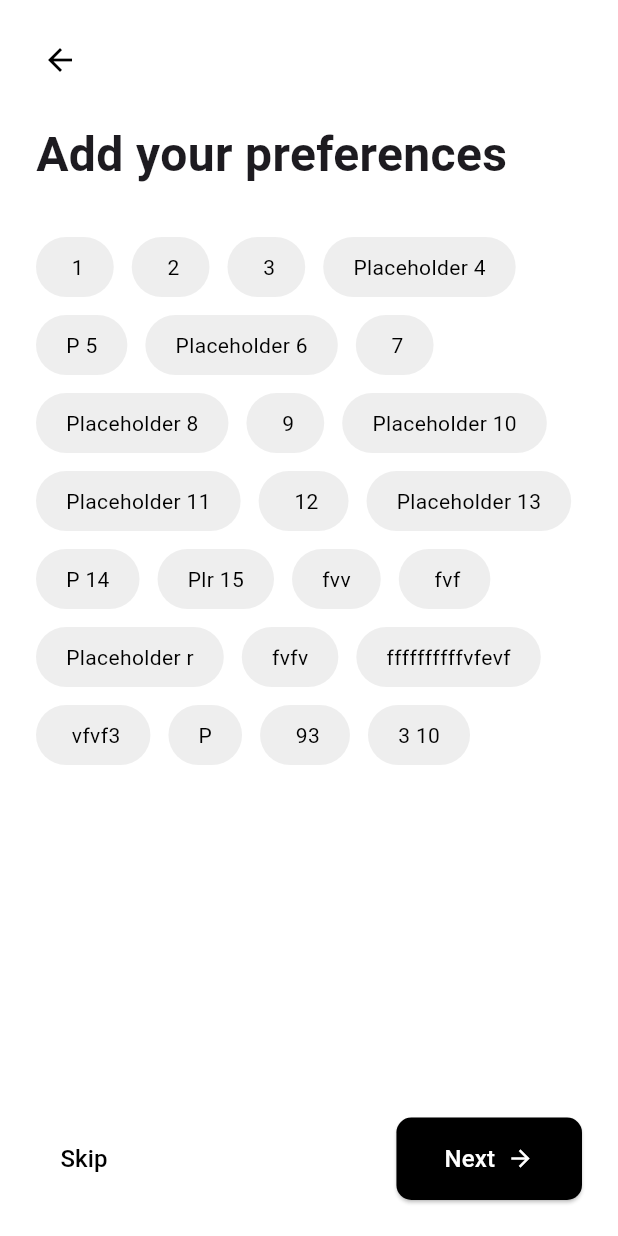
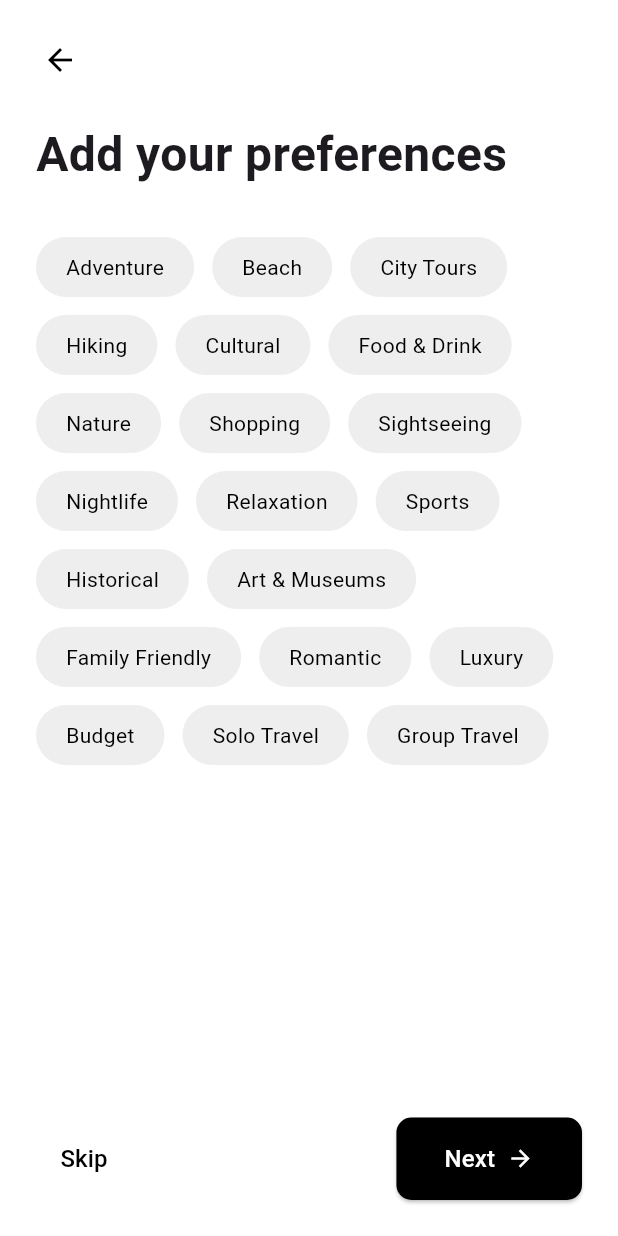
Before and after one commit to Odyssey-Pvt-Ltd/Odyssey, a Flutter app: the PreferencesScreen screen opened directly, on a phone screen of 412 x 824 dp. Run offline on Flutter 3.47's test engine with Material 3 defaults, Android fonts, the phone set to English and light mode, and no system bars; our stand-ins replace shared_preferences; accounts and stored records are empty.

Commit message:
final updates

```diff
--- a/frontend/lib/screens/preferences_screen.dart
+++ b/frontend/lib/screens/preferences_screen.dart
@@ -10,30 +10,26 @@ class PreferencesScreen extends StatefulWidget {
 class _PreferencesScreenState extends State<PreferencesScreen> {
   // Map to store the selection state of preferences
   Map<String, bool> preferences = {
-    ' 1': false,
-    ' 2': false,
-    ' 3': false,
-    'Placeholder 4': false,
-    'P 5': false,
-    'Placeholder 6': false,
-    ' 7': false,
-    'Placeholder 8': false,
-    ' 9': false,
-    'Placeholder 10': false,
-    'Placeholder 11': false,
-    ' 12': false,
-    'Placeholder 13': false,
-    'P 14': false,
-    'Plr 15': false,
-    'fvv': false,
-    ' fvf': false,
-    'Placeholder r': false,
-    'fvfv': false,
-    'ffffffffffvfevf': false,
-    ' vfvf3': false,
-    'P': false,
-    ' 93': false,
-    '3 10': false,
+    'Adventure': false,
+    'Beach': false,
+    'City Tours': false,
+    'Hiking': false,
+    'Cultural': false,
+    'Food & Drink': false,
+    'Nature': false,
+    'Shopping': false,
+    'Sightseeing': false,
+    'Nightlife': false,
+    'Relaxation': false,
+    'Sports': false,
+    'Historical': false,
+    'Art & Museums': false,
+    'Family Friendly': false,
+    'Romantic': false,
+    'Luxury': false,
+    'Budget': false,
+    'Solo Travel': false,
+    'Group Travel': false,
   };
 
   @override
@@ -50,7 +46,7 @@ class _PreferencesScreenState extends State<PreferencesScreen> {
               child: IconButton(
                 icon: const Icon(Icons.arrow_back, color: Colors.black),
                 onPressed: () {
-                  Navigator.pop(context);
+                  Navigator.pop(context); // Go back to the previous screen
                 },
               ),
             ),
@@ -85,9 +81,11 @@ class _PreferencesScreenState extends State<PreferencesScreen> {
               child: Row(
                 mainAxisAlignment: MainAxisAlignment.spaceBetween,
                 children: [
+                  // Skip Button
                   TextButton(
                     onPressed: () {
-                      Navigator.pushReplacementNamed(context, '/location_access');
+                      // Navigate to HomeScreen
+                      Navigator.pushReplacementNamed(context, '/home');
                     },
                     child: const Text(
                       'Skip',
@@ -97,16 +95,19 @@ class _PreferencesScreenState extends State<PreferencesScreen> {
                       ),
                     ),
                   ),
+                  // Next Button
                   ElevatedButton(
                     style: ElevatedButton.styleFrom(
                       backgroundColor: Colors.black,
-                      padding: const EdgeInsets.symmetric(horizontal: 32, vertical: 16),
+                      padding: const EdgeInsets.symmetric(
+                          horizontal: 32, vertical: 16),
                       shape: RoundedRectangleBorder(
                         borderRadius: BorderRadius.circular(10),
                       ),
                     ),
                     onPressed: () {
-                      Navigator.pushReplacementNamed(context, '/location_access');
+                      // Navigate to HomeScreen
+                      Navigator.pushReplacementNamed(context, '/home');
                     },
                     child: const Row(
                       mainAxisSize: MainAxisSize.min,
```
Also changed, not shown: frontend/lib/home_screen1.dart (deleted, +0 -46 lines), frontend/lib/main.dart (+50 -25 lines), frontend/lib/screens/home_screen1.dart (added, +117 -0 lines), frontend/lib/screens/location_access_screen.dart (+16 -26 lines), 1 other file.
